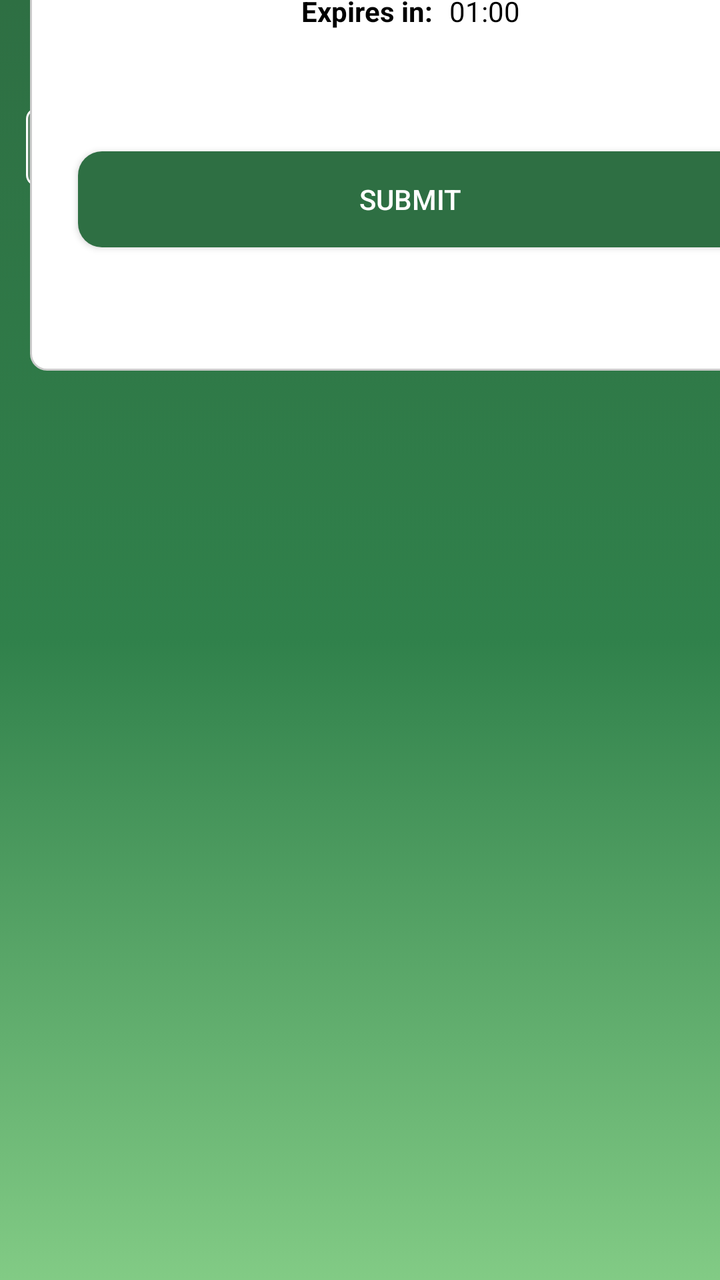
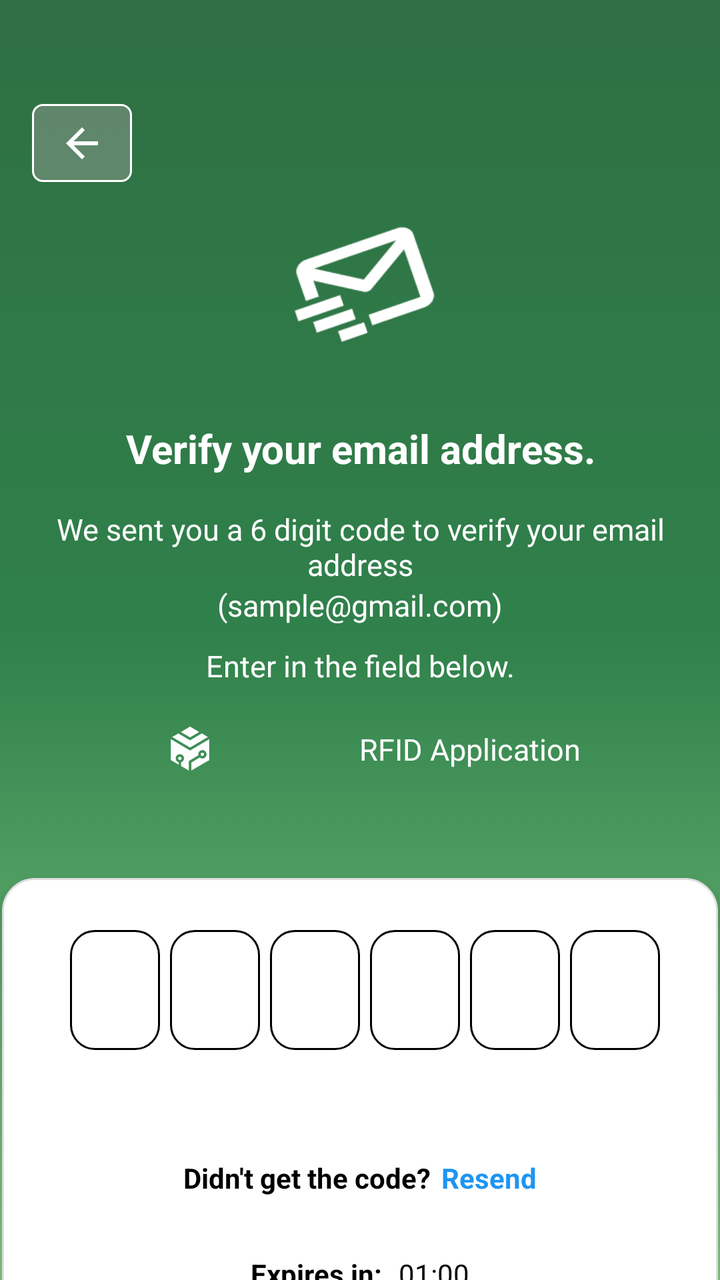

Two renders of the same Android screen: before a commit and after it. Below are the layout's source before the change and the commit's diff.
<!-- AndroidManifest.xml: application theme Theme.RFID -->
<!-- res/layout/activity_frgt_email_verification.xml -->
<?xml version="1.0" encoding="utf-8"?>
<androidx.constraintlayout.widget.ConstraintLayout xmlns:android="http://schemas.android.com/apk/res/android"
    xmlns:app="http://schemas.android.com/apk/res-auto"
    xmlns:tools="http://schemas.android.com/tools"
    android:id="@+id/main"
    android:layout_width="match_parent"
    android:layout_height="match_parent"
    android:background="@drawable/gradient_background"
    tools:context=".Frgt_email_verification">

    <ImageButton
        android:id="@+id/backButton"
        android:layout_width="50dp"
        android:layout_height="39dp"
        android:background="@drawable/backbtn"
        android:tint="@android:color/white"
        app:layout_constraintBottom_toBottomOf="parent"
        app:layout_constraintEnd_toEndOf="parent"
        app:layout_constraintHorizontal_bias="0.042"
        app:layout_constraintStart_toStartOf="parent"
        app:layout_constraintTop_toTopOf="parent"
        app:layout_constraintVertical_bias="0.09"
        app:srcCompat="?attr/homeAsUpIndicator"
        tools:ignore="ContentDescription,UseAppTint,TouchTargetSizeCheck,SpeakableTextPresentCheck" />

    <LinearLayout
        android:id="@+id/linearLayout2"
        android:layout_width="409dp"
        android:layout_height="300dp"
        android:layout_marginStart="1dp"
        android:layout_marginTop="1dp"
        android:layout_marginEnd="1dp"
        android:layout_marginBottom="553dp"
        android:gravity="center"
        android:orientation="vertical"
        app:layout_constraintBottom_toBottomOf="parent"
        app:layout_constraintEnd_toEndOf="parent"
        app:layout_constraintHorizontal_bias="0.0"
        app:layout_constraintStart_toStartOf="parent"
        app:layout_constraintTop_toBottomOf="@+id/backButton"
        app:layout_constraintVertical_bias="0.0"
        tools:ignore="ExtraText,MissingConstraints,TextSizeCheck">>

        <ImageView
            android:id="@+id/imageView5"
            android:layout_width="100dp"
            android:layout_height="100dp"
            app:srcCompat="@drawable/email_icon"
            tools:ignore="ContentDescription" />

        <TextView
            android:id="@+id/textView12"
            android:layout_width="match_parent"
            android:layout_height="60dp"
            android:gravity="center"
            android:text="@string/Verify_text"
            android:textAlignment="center"
            android:textColor="@color/white"
            android:textSize="20sp"
            android:textStyle="bold" />

        <TextView
            android:id="@+id/textView13"
            android:layout_width="match_parent"
            android:layout_height="wrap_content"
            android:gravity="center"
            android:text="We sent you a 6 digit code to verify your email address"
            android:textColor="@color/white"
            android:textSize="15sp"
            tools:ignore="HardcodedText,SmallSp" />

        <TextView
            android:id="@+id/textView14"
            android:layout_width="match_parent"
            android:layout_height="wrap_content"
            android:gravity="center"
            android:text="@string/Email"
            android:textColor="@color/white"
            android:textSize="15sp"
            tools:ignore="SmallSp" />

        <TextView
            android:id="@+id/textView15"
            android:layout_width="match_parent"
            android:layout_height="wrap_content"
            android:layout_marginTop="10dp"
            android:gravity="center"
            android:text="Enter in the field below."
            android:textColor="@color/white"
            android:textSize="15sp"
            tools:ignore="HardcodedText,SmallSp" />

        <LinearLayout
            android:layout_width="300dp"
            android:layout_height="63dp"
            android:gravity="center"
            android:orientation="horizontal"
            android:paddingStart="20dp"
            tools:ignore="RtlSymmetry">

            <ImageView
                android:id="@+id/imageView3"
                android:layout_width="150dp"
                android:layout_height="wrap_content"
                android:layout_weight="1"
                app:srcCompat="@drawable/signin_logo"
                tools:ignore="ContentDescription" />

            <TextView
                android:id="@+id/textView16"
                android:layout_width="250dp"
                android:layout_height="wrap_content"
                android:layout_weight="1"
                android:gravity="center"
                android:paddingStart="-80dp"
                android:text="RFID Application"
                android:textColor="@color/white"
                android:textSize="15sp"
                tools:ignore="HardcodedText" />
        </LinearLayout>
    </LinearLayout>

    <androidx.constraintlayout.widget.ConstraintLayout
        android:layout_width="380dp"
        android:layout_height="350dp"
        android:layout_marginStart="15dp"
        android:layout_marginTop="41dp"
        android:layout_marginEnd="16dp"
        android:layout_marginBottom="150dp"
        android:background="@drawable/edit_textbg"
        app:layout_constraintBottom_toBottomOf="parent"
        app:layout_constraintEnd_toEndOf="parent"
        app:layout_constraintHorizontal_bias="0.0"
        app:layout_constraintStart_toStartOf="parent"
        app:layout_constraintTop_toBottomOf="@+id/linearLayout2"
        app:layout_constraintVertical_bias="0.0">


        <LinearLayout
            android:id="@+id/linearLayout3"
            android:layout_width="354dp"
            android:layout_height="79dp"
            android:layout_marginStart="6dp"
            android:layout_marginTop="20dp"
            android:layout_marginEnd="9dp"
            android:layout_marginBottom="310dp"
            android:orientation="horizontal"
            app:layout_constraintBottom_toBottomOf="parent"
            app:layout_constraintEnd_toEndOf="parent"
            app:layout_constraintStart_toStartOf="parent"
            app:layout_constraintTop_toTopOf="parent"
            app:layout_constraintVertical_bias="0.237">

            <EditText
                android:id="@+id/editTextNumber2"
                android:layout_width="60dp"
                android:layout_height="70dp"
                android:layout_marginStart="5dp"
                android:layout_weight="1"
                android:background="@drawable/num_box_bg"
                android:ems="10"
                android:gravity="center"
                android:inputType="number"
                android:maxLength="1"
                android:textSize="20sp"
                tools:ignore="Autofill,LabelFor,SpeakableTextPresentCheck" />

            <EditText
                android:id="@+id/editTextNumber3"
                android:layout_width="60dp"
                android:layout_height="70dp"
                android:layout_marginStart="5dp"
                android:layout_weight="1"
                android:background="@drawable/num_box_bg"
                android:ems="10"
                android:gravity="center"
                android:inputType="number"
                android:maxLength="1"
                tools:ignore="Autofill,LabelFor,SpeakableTextPresentCheck" />

            <EditText
                android:id="@+id/editTextNumber4"
                android:layout_width="60dp"
                android:layout_height="70dp"
                android:layout_marginStart="5dp"
                android:layout_weight="1"
                android:background="@drawable/num_box_bg"
                android:ems="10"
                android:gravity="center"
                android:inputType="number"
                android:maxLength="1"
                tools:ignore="Autofill,LabelFor,SpeakableTextPresentCheck" />

            <EditText
                android:id="@+id/editTextNumber7"
                android:layout_width="60dp"
                android:layout_height="70dp"
                android:layout_marginStart="5dp"
                android:layout_weight="1"
                android:background="@drawable/num_box_bg"
                android:ems="10"
                android:gravity="center"
                android:inputType="number"
                android:maxLength="1"
                tools:ignore="Autofill,LabelFor,SpeakableTextPresentCheck" />

            <EditText
                android:id="@+id/editTextNumber5"
                android:layout_width="60dp"
                android:layout_height="70dp"
                android:layout_marginStart="5dp"
                android:layout_weight="1"
                android:background="@drawable/num_box_bg"
                android:ems="10"
                android:gravity="center"
                android:inputType="number"
                android:maxLength="1"
                tools:ignore="Autofill,LabelFor,SpeakableTextPresentCheck" />

            <EditText
                android:id="@+id/editTextNumber6"
                android:layout_width="60dp"
                android:layout_height="70dp"
                android:layout_marginStart="5dp"
                android:layout_weight="1"
                android:background="@drawable/num_box_bg"
                android:ems="10"
                android:gravity="center"
                android:inputType="number"
                android:maxLength="1"
                tools:ignore="Autofill,LabelFor,SpeakableTextPresentCheck" />

        </LinearLayout>

        <LinearLayout
            android:id="@+id/linearLayout4"
            android:layout_width="354dp"
            android:layout_height="40dp"
            android:layout_marginStart="14dp"
            android:layout_marginTop="10dp"
            android:layout_marginEnd="14dp"
            android:gravity="center"
            android:orientation="horizontal"
            app:layout_constraintEnd_toEndOf="parent"
            app:layout_constraintStart_toStartOf="parent"
            app:layout_constraintTop_toBottomOf="@+id/linearLayout3">

            <TextView
                android:id="@+id/textView17"
                android:layout_width="wrap_content"
                android:layout_height="wrap_content"
                android:text="Didn't get the code?"
                android:textColor="@color/black"
                android:textStyle="bold"
                tools:ignore="HardcodedText" />

            <TextView
                android:id="@+id/textView18"
                android:layout_width="wrap_content"
                android:layout_height="wrap_content"
                android:layout_marginStart="5dp"
                android:text="Resend"
                android:textColor="@color/blue"
                android:textStyle="bold"
                tools:ignore="HardcodedText" />
        </LinearLayout>

        <LinearLayout
            android:id="@+id/linearLayout5"
            android:layout_width="357dp"
            android:layout_height="40dp"
            android:layout_marginStart="12dp"
            android:layout_marginTop="10dp"
            android:layout_marginEnd="12dp"
            android:gravity="center"
            android:orientation="horizontal"
            app:layout_constraintEnd_toEndOf="parent"
            app:layout_constraintStart_toStartOf="parent"
            app:layout_constraintTop_toBottomOf="@+id/linearLayout4">

            <TextView
                android:id="@+id/textView19"
                android:layout_width="wrap_content"
                android:layout_height="wrap_content"
                android:text="Expires in: "
                android:textColor="@color/black"
                android:textStyle="bold"
                tools:ignore="HardcodedText" />

            <TextView
                android:id="@+id/textCountdown1"
                android:layout_width="wrap_content"
                android:layout_height="wrap_content"
                android:layout_marginStart="5dp"
                android:text="01:00"
                android:textColor="@color/black"
                tools:ignore="HardcodedText" />
        </LinearLayout>

        <Button
            android:id="@+id/verifying_button1"
            android:layout_width="match_parent"
            android:layout_height="wrap_content"
            android:layout_marginStart="12dp"
            android:layout_marginTop="50dp"
            android:layout_marginEnd="12dp"
            android:background="@drawable/button_style"
            android:text="Submit"
            android:textColor="@color/white"
            app:layout_constraintEnd_toEndOf="parent"
            app:layout_constraintStart_toStartOf="parent"
            app:layout_constraintTop_toBottomOf="@+id/linearLayout5"
            tools:ignore="HardcodedText" />

    </androidx.constraintlayout.widget.ConstraintLayout>








</androidx.constraintlayout.widget.ConstraintLayout>
<!-- resources referenced by this layout -->
<resources>
  <color name="black">#FF000000</color>
  <color name="blue">#1E95F2</color>
  <color name="white">#FFFFFFFF</color>
  <!-- drawable backbtn (drawable) -->
  <?xml version="1.0" encoding="utf-8"?>
  <selector xmlns:android="http://schemas.android.com/apk/res/android">
      <item>
          <shape>
              <solid android:color="#62AFA7A7"/>
              <stroke android:color="@color/white"
                  android:width="3px"/>
              <corners android:radius="15px"/>
          </shape>
      </item>
  </selector>
  <!-- drawable button_style (drawable) -->
  <?xml version="1.0" encoding="utf-8"?>
  <selector xmlns:android="http://schemas.android.com/apk/res/android">
      <item>
          <shape>
              <solid android:color="@color/green"/>
              <corners android:radius="12dp"/>
          </shape>
      </item>
  </selector>
  <!-- drawable edit_textbg (drawable) -->
  <?xml version="1.0" encoding="utf-8"?>
  <selector xmlns:android="http://schemas.android.com/apk/res/android">
  
      <item>
      <shape>
              <solid android:color="#FFFFFF" />
              <stroke
                  android:width="1dp"
                  android:color="#CCCCCC" />
  
              <corners android:radius="8dp" />
  
              <padding
                  android:left="12dp"
                  android:top="10dp"
                  android:right="12dp"
                  android:bottom="10dp" />
          </shape>
  </item>
  
  </selector>
  <!-- drawable email_icon: png bitmap (drawable, 2831 bytes) -->
  <!-- drawable gradient_background (drawable) -->
  <?xml version="1.0" encoding="utf-8"?>
  <selector xmlns:android="http://schemas.android.com/apk/res/android">
      <item>
          <shape>
              <gradient
                  android:angle="15"
                  android:startColor="#2E6F43"
                  android:centerColor="#30814B"
                  android:endColor="#82CB85"
                  android:type="linear"
                  />
          </shape>
      </item>
  
  </selector>
  <!-- drawable num_box_bg (drawable) -->
  <?xml version="1.0" encoding="utf-8"?>
  <selector xmlns:android="http://schemas.android.com/apk/res/android">
      <item>
          <shape>
              <solid android:color="#FFFFFFFF" />
              <stroke
                  android:width="1dp"
                  android:color="#FF000000" />
  
              <corners android:radius="12dp" />
          </shape>
      </item>
  
  </selector>
  <!-- drawable signin_logo: png bitmap (drawable, 47190 bytes) -->
  <string name="Email">(sample@gmail.com)</string>
  <string name="Verify_text">Verify your email address.</string>
  <style name="Theme.RFID" parent="Base.Theme.RFID" />
  <color name="green">#2E6F43</color>
  <style name="Base.Theme.RFID" parent="Theme.AppCompat.Light.NoActionBar">
          
          
      </style>
</resources>

<!-- the commit's change to res/layout/activity_frgt_email_verification.xml (unified diff, before → after) -->
@@ -8,38 +8,35 @@
     android:background="@drawable/gradient_background"
     tools:context=".Frgt_email_verification">
 
+    
+
+    
     <ImageButton
         android:id="@+id/backButton"
         android:layout_width="50dp"
         android:layout_height="39dp"
+        android:layout_marginStart="16dp"
+        android:layout_marginTop="52dp"
         android:background="@drawable/backbtn"
         android:tint="@android:color/white"
-        app:layout_constraintBottom_toBottomOf="parent"
-        app:layout_constraintEnd_toEndOf="parent"
-        app:layout_constraintHorizontal_bias="0.042"
         app:layout_constraintStart_toStartOf="parent"
         app:layout_constraintTop_toTopOf="parent"
-        app:layout_constraintVertical_bias="0.09"
         app:srcCompat="?attr/homeAsUpIndicator"
         tools:ignore="ContentDescription,UseAppTint,TouchTargetSizeCheck,SpeakableTextPresentCheck" />
 
+    
+
     <LinearLayout
         android:id="@+id/linearLayout2"
-        android:layout_width="409dp"
+        android:layout_width="0dp"
         android:layout_height="300dp"
-        android:layout_marginStart="1dp"
-        android:layout_marginTop="1dp"
-        android:layout_marginEnd="1dp"
-        android:layout_marginBottom="553dp"
+        android:layout_marginTop="100dp"
         android:gravity="center"
         android:orientation="vertical"
-        app:layout_constraintBottom_toBottomOf="parent"
         app:layout_constraintEnd_toEndOf="parent"
         app:layout_constraintHorizontal_bias="0.0"
         app:layout_constraintStart_toStartOf="parent"
-        app:layout_constraintTop_toBottomOf="@+id/backButton"
-        app:layout_constraintVertical_bias="0.0"
-        tools:ignore="ExtraText,MissingConstraints,TextSizeCheck">>
+        app:layout_constraintTop_toTopOf="parent">
 
         <ImageView
             android:id="@+id/imageView5"
@@ -120,130 +117,101 @@
         </LinearLayout>
     </LinearLayout>
 
-    <androidx.constraintlayout.widget.ConstraintLayout
-        android:layout_width="380dp"
-        android:layout_height="350dp"
-        android:layout_marginStart="15dp"
-        android:layout_marginTop="41dp"
-        android:layout_marginEnd="16dp"
-        android:layout_marginBottom="150dp"
-        android:background="@drawable/edit_textbg"
+    <LinearLayout
+        android:id="@+id/linearLayout"
+        android:layout_width="358dp"
+        android:layout_height="331dp"
+        android:layout_marginStart="44dp"
+        android:layout_marginTop="64dp"
+        android:layout_marginEnd="44dp"
+        android:background="@drawable/form"
+        android:elevation="4dp"
+        android:orientation="vertical"
+        android:padding="24dp"
         app:layout_constraintBottom_toBottomOf="parent"
         app:layout_constraintEnd_toEndOf="parent"
-        app:layout_constraintHorizontal_bias="0.0"
         app:layout_constraintStart_toStartOf="parent"
-        app:layout_constraintTop_toBottomOf="@+id/linearLayout2"
-        app:layout_constraintVertical_bias="0.0">
-
-
+        app:layout_constraintTop_toBottomOf="@id/linearLayout2"
+        app:layout_constraintVertical_bias="0.163">
+
+        
         <LinearLayout
             android:id="@+id/linearLayout3"
-            android:layout_width="354dp"
-            android:layout_height="79dp"
-            android:layout_marginStart="6dp"
-            android:layout_marginTop="20dp"
-            android:layout_marginEnd="9dp"
-            android:layout_marginBottom="310dp"
-            android:orientation="horizontal"
-            app:layout_constraintBottom_toBottomOf="parent"
-            app:layout_constraintEnd_toEndOf="parent"
-            app:layout_constraintStart_toStartOf="parent"
-            app:layout_constraintTop_toTopOf="parent"
-            app:layout_constraintVertical_bias="0.237">
+            android:layout_width="match_parent"
+            android:layout_height="64dp"
+            android:gravity="center"
+            android:orientation="horizontal">
 
             <EditText
                 android:id="@+id/editTextNumber2"
-                android:layout_width="60dp"
-                android:layout_height="70dp"
-                android:layout_marginStart="5dp"
-                android:layout_weight="1"
-                android:background="@drawable/num_box_bg"
-                android:ems="10"
+                android:layout_width="45dp"
+                android:layout_height="60dp"
+                android:layout_marginStart="5dp"
+                android:background="@drawable/num_box_bg"
                 android:gravity="center"
                 android:inputType="number"
                 android:maxLength="1"
-                android:textSize="20sp"
-                tools:ignore="Autofill,LabelFor,SpeakableTextPresentCheck" />
+                android:textSize="15sp" />
 
             <EditText
                 android:id="@+id/editTextNumber3"
-                android:layout_width="60dp"
-                android:layout_height="70dp"
-                android:layout_marginStart="5dp"
-                android:layout_weight="1"
-                android:background="@drawable/num_box_bg"
-                android:ems="10"
-                android:gravity="center"
-                android:inputType="number"
-                android:maxLength="1"
-                tools:ignore="Autofill,LabelFor,SpeakableTextPresentCheck" />
+                android:layout_width="45dp"
+                android:layout_height="60dp"
+                android:layout_marginStart="5dp"
+                android:background="@drawable/num_box_bg"
+                android:gravity="center"
+                android:inputType="number"
+                android:maxLength="1" />
 
             <EditText
                 android:id="@+id/editTextNumber4"
-                android:layout_width="60dp"
-                android:layout_height="70dp"
-                android:layout_marginStart="5dp"
-                android:layout_weight="1"
-                android:background="@drawable/num_box_bg"
-                android:ems="10"
-                android:gravity="center"
-                android:inputType="number"
-                android:maxLength="1"
-                tools:ignore="Autofill,LabelFor,SpeakableTextPresentCheck" />
+                android:layout_width="45dp"
+                android:layout_height="60dp"
+                android:layout_marginStart="5dp"
+                android:background="@drawable/num_box_bg"
+                android:gravity="center"
+                android:inputType="number"
+                android:maxLength="1" />
 
             <EditText
                 android:id="@+id/editTextNumber7"
-                android:layout_width="60dp"
-                android:layout_height="70dp"
-                android:layout_marginStart="5dp"
-                android:layout_weight="1"
-                android:background="@drawable/num_box_bg"
-                android:ems="10"
-                android:gravity="center"
-                android:inputType="number"
-                android:maxLength="1"
-                tools:ignore="Autofill,LabelFor,SpeakableTextPresentCheck" />
+                android:layout_width="45dp"
+                android:layout_height="60dp"
+                android:layout_marginStart="5dp"
+                android:background="@drawable/num_box_bg"
+                android:gravity="center"
+                android:inputType="number"
+                android:maxLength="1" />
 
             <EditText
                 android:id="@+id/editTextNumber5"
-                android:layout_width="60dp"
-                android:layout_height="70dp"
-                android:layout_marginStart="5dp"
-                android:layout_weight="1"
-                android:background="@drawable/num_box_bg"
-                android:ems="10"
-                android:gravity="center"
-                android:inputType="number"
-                android:maxLength="1"
-                tools:ignore="Autofill,LabelFor,SpeakableTextPresentCheck" />
+                android:layout_width="45dp"
+                android:layout_height="60dp"
+                android:layout_marginStart="5dp"
+                android:background="@drawable/num_box_bg"
+                android:gravity="center"
+                android:inputType="number"
+                android:maxLength="1" />
 
             <EditText
                 android:id="@+id/editTextNumber6"
-                android:layout_width="60dp"
-                android:layout_height="70dp"
-                android:layout_marginStart="5dp"
-                android:layout_weight="1"
-                android:background="@drawable/num_box_bg"
-                android:ems="10"
-                android:gravity="center"
-                android:inputType="number"
-                android:maxLength="1"
-                tools:ignore="Autofill,LabelFor,SpeakableTextPresentCheck" />
+                android:layout_width="45dp"
+                android:layout_height="60dp"
+                android:layout_marginStart="5dp"
+                android:background="@drawable/num_box_bg"
+                android:gravity="center"
+                android:inputType="number"
+                android:maxLength="1" />
 
         </LinearLayout>
 
         <LinearLayout
             android:id="@+id/linearLayout4"
-            android:layout_width="354dp"
+            android:layout_width="match_parent"
             android:layout_height="40dp"
-            android:layout_marginStart="14dp"
-            android:layout_marginTop="10dp"
-            android:layout_marginEnd="14dp"
-            android:gravity="center"
-            android:orientation="horizontal"
-            app:layout_constraintEnd_toEndOf="parent"
-            app:layout_constraintStart_toStartOf="parent"
-            app:layout_constraintTop_toBottomOf="@+id/linearLayout3">
+            android:layout_marginTop="42dp"
+            android:gravity="center"
+            android:orientation="horizontal">
 
             <TextView
                 android:id="@+id/textView17"
@@ -251,8 +219,7 @@
                 android:layout_height="wrap_content"
                 android:text="Didn't get the code?"
                 android:textColor="@color/black"
-                android:textStyle="bold"
-                tools:ignore="HardcodedText" />
+                android:textStyle="bold" />
 
             <TextView
                 android:id="@+id/textView18"
@@ -261,22 +228,16 @@
                 android:layout_marginStart="5dp"
                 android:text="Resend"
                 android:textColor="@color/blue"
-                android:textStyle="bold"
-                tools:ignore="HardcodedText" />
+                android:textStyle="bold" />
         </LinearLayout>
 
         <LinearLayout
             android:id="@+id/linearLayout5"
-            android:layout_width="357dp"
+            android:layout_width="match_parent"
             android:layout_height="40dp"
-            android:layout_marginStart="12dp"
-            android:layout_marginTop="10dp"
-            android:layout_marginEnd="12dp"
-            android:gravity="center"
-            android:orientation="horizontal"
-            app:layout_constraintEnd_toEndOf="parent"
-            app:layout_constraintStart_toStartOf="parent"
-            app:layout_constraintTop_toBottomOf="@+id/linearLayout4">
+            android:layout_marginTop="8dp"
+            android:gravity="center"
+            android:orientation="horizontal">
 
             <TextView
                 android:id="@+id/textView19"
@@ -284,8 +245,7 @@
                 android:layout_height="wrap_content"
                 android:text="Expires in: "
                 android:textColor="@color/black"
-                android:textStyle="bold"
-                tools:ignore="HardcodedText" />
+                android:textStyle="bold" />
 
             <TextView
                 android:id="@+id/textCountdown1"
@@ -293,32 +253,19 @@
                 android:layout_height="wrap_content"
                 android:layout_marginStart="5dp"
                 android:text="01:00"
-                android:textColor="@color/black"
-                tools:ignore="HardcodedText" />
+                android:textColor="@color/black" />
         </LinearLayout>
 
         <Button
             android:id="@+id/verifying_button1"
             android:layout_width="match_parent"
             android:layout_height="wrap_content"
-            android:layout_marginStart="12dp"
-            android:layout_marginTop="50dp"
-            android:layout_marginEnd="12dp"
+            android:layout_marginTop="20dp"
             android:background="@drawable/button_style"
-            android:text="Submit"
-            android:textColor="@color/white"
-            app:layout_constraintEnd_toEndOf="parent"
-            app:layout_constraintStart_toStartOf="parent"
-            app:layout_constraintTop_toBottomOf="@+id/linearLayout5"
-            tools:ignore="HardcodedText" />
-
-    </androidx.constraintlayout.widget.ConstraintLayout>
-
-
-
-
-
-
-
+            android:text="Sumbit"
+            android:textAllCaps="false"
+            android:textColor="@color/white" />
+
+    </LinearLayout>
 
 </androidx.constraintlayout.widget.ConstraintLayout>
<!-- resource entries referenced after the edit -->
@@ -25,29 +25,21 @@
           </shape>
       </item>
   </selector>
-  <!-- drawable edit_textbg (drawable) -->
+  <!-- drawable email_icon: png bitmap (drawable, 2831 bytes) -->
+  <!-- drawable form (drawable) -->
   <?xml version="1.0" encoding="utf-8"?>
   <selector xmlns:android="http://schemas.android.com/apk/res/android">
-  
       <item>
       <shape>
-              <solid android:color="#FFFFFF" />
-              <stroke
-                  android:width="1dp"
-                  android:color="#CCCCCC" />
-  
-              <corners android:radius="8dp" />
-  
-              <padding
-                  android:left="12dp"
-                  android:top="10dp"
-                  android:right="12dp"
-                  android:bottom="10dp" />
-          </shape>
-  </item>
+          <solid android:color="#FFFFFF" />
+          <corners android:radius="16dp" />
+          <stroke
+              android:width="1dp"
+              android:color="#DDDDDD" />
+      </shape>
+      </item>
   
   </selector>
-  <!-- drawable email_icon: png bitmap (drawable, 2831 bytes) -->
   <!-- drawable gradient_background (drawable) -->
   <?xml version="1.0" encoding="utf-8"?>
   <selector xmlns:android="http://schemas.android.com/apk/res/android">
